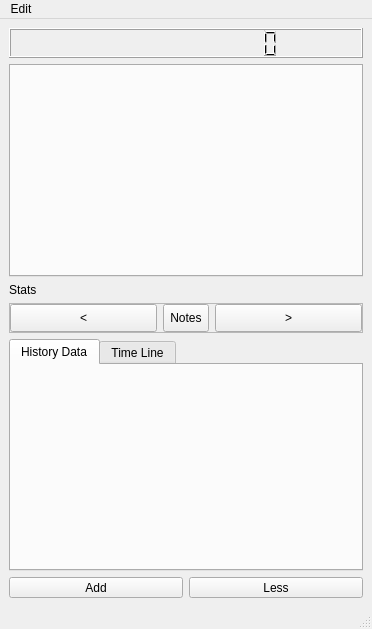
Before: the Qt Designer form mainwindow.ui in ic005k/Knot-Legacy, drawn with Qt 5.
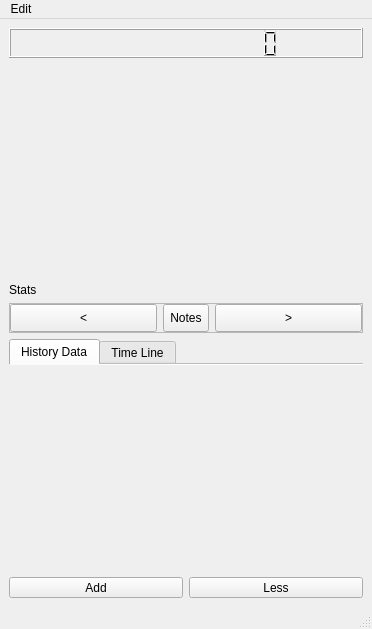
After: the same form once the commit is applied. Icons and pictures are not drawn.

```diff
--- a/mainwindow.ui
+++ b/mainwindow.ui
@@ -92,6 +92,9 @@
          <property name="usesScrollButtons">
           <bool>true</bool>
          </property>
+         <property name="documentMode">
+          <bool>true</bool>
+         </property>
          <property name="movable">
           <bool>true</bool>
          </property>
@@ -203,6 +206,9 @@
       <property name="currentIndex">
        <number>0</number>
       </property>
+      <property name="documentMode">
+       <bool>true</bool>
+      </property>
       <widget class="QWidget" name="tab1">
        <attribute name="title">
         <string>History Data</string>
```
Left out of the diff: 10 changed lines with no effect on the pictures.
